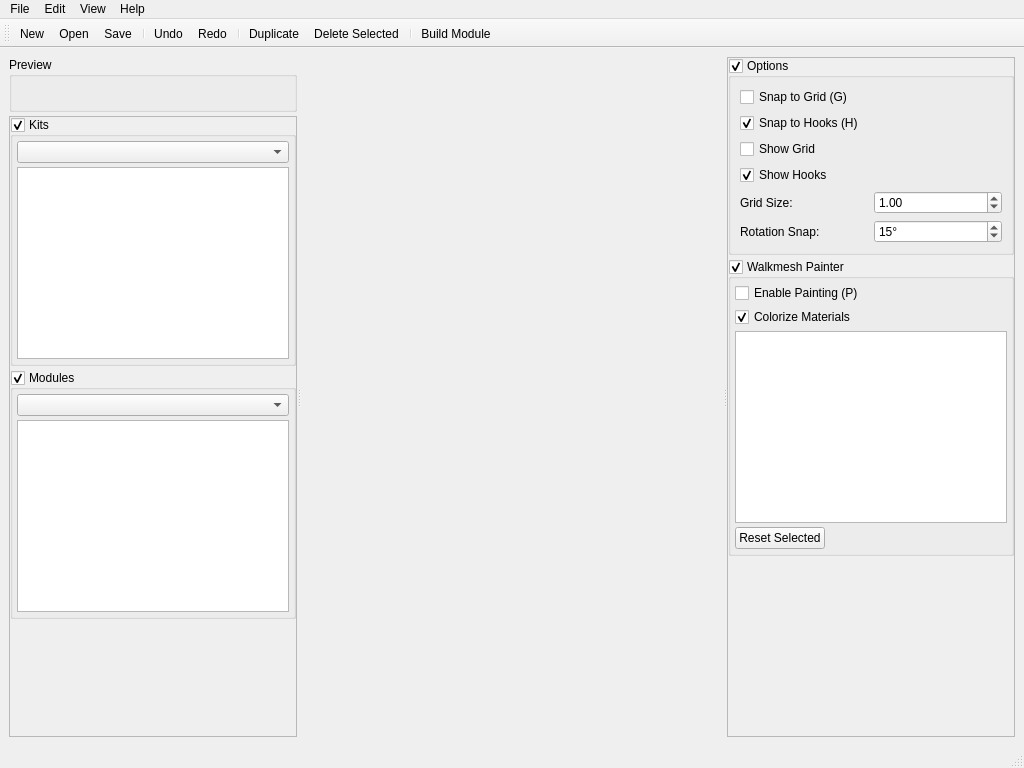
The window that Tools/HolocronToolset/src/ui/windows/indoor_builder.ui (th3w1zard1/PyKotor) describes before a commit, drawn with Qt 5.
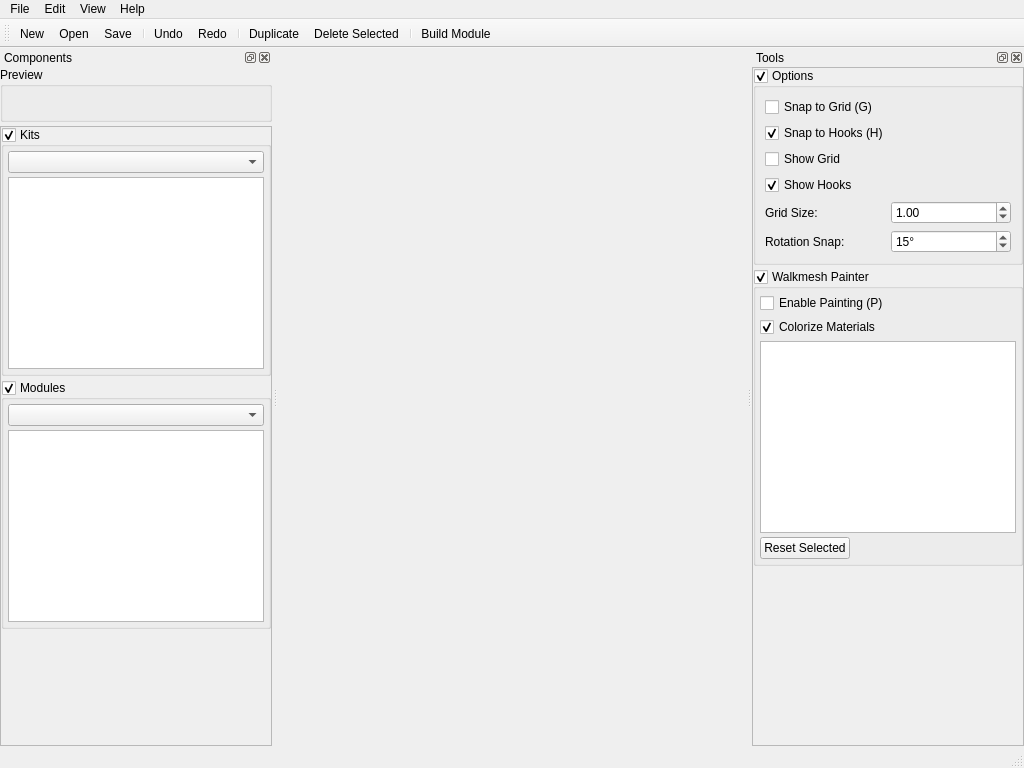
The same window after the commit. Custom widgets are drawn as their Qt base class.

Commit message: feat: convert side panels to dock widgets (QDockWidget)

Patch:
```diff
--- a/Tools/HolocronToolset/src/ui/windows/indoor_builder.ui
+++ b/Tools/HolocronToolset/src/ui/windows/indoor_builder.ui
@@ -16,14 +16,37 @@
   <widget class="QWidget" name="centralwidget">
    <layout class="QHBoxLayout" name="horizontalLayout">
     <item>
-     <widget class="QSplitter" name="mainSplitter">
-      <property name="orientation">
-       <enum>Qt::Horizontal</enum>
+     <widget class="IndoorMapRenderer" name="mapRenderer" native="true">
+      <property name="mouseTracking">
+       <bool>true</bool>
       </property>
-      <property name="childrenCollapsible">
-       <bool>false</bool>
+      <property name="focusPolicy">
+       <enum>Qt::StrongFocus</enum>
       </property>
-      <widget class="QWidget" name="leftContainer">
+      <property name="contextMenuPolicy">
+       <enum>Qt::CustomContextMenu</enum>
+      </property>
+      <property name="sizePolicy">
+       <sizepolicy hsizetype="Expanding" vsizetype="Expanding">
+        <horstretch>4</horstretch>
+        <verstretch>0</verstretch>
+       </sizepolicy>
+      </property>
+     </widget>
+    </item>
+   </layout>
+  </widget>
+  <widget class="QDockWidget" name="leftDockWidget">
+   <property name="windowTitle">
+    <string>Components</string>
+   </property>
+   <property name="allowedAreas">
+    <set>Qt::LeftDockWidgetArea|Qt::RightDockWidgetArea</set>
+   </property>
+   <attribute name="dockWidgetArea">
+    <number>1</number>
+   </attribute>
+   <widget class="QWidget" name="leftContainer">
        <property name="sizePolicy">
         <sizepolicy hsizetype="Preferred" vsizetype="Expanding">
          <horstretch>1</horstretch>
@@ -206,24 +229,18 @@
          </item>
         </layout>
        </widget>
-      <widget class="IndoorMapRenderer" name="mapRenderer" native="true">
-      <property name="mouseTracking">
-       <bool>true</bool>
-      </property>
-      <property name="focusPolicy">
-       <enum>Qt::StrongFocus</enum>
-      </property>
-      <property name="contextMenuPolicy">
-       <enum>Qt::CustomContextMenu</enum>
-      </property>
-      <property name="sizePolicy">
-       <sizepolicy hsizetype="Expanding" vsizetype="Expanding">
-        <horstretch>4</horstretch>
-        <verstretch>0</verstretch>
-       </sizepolicy>
-      </property>
-     </widget>
-     <widget class="QWidget" name="rightContainer">
+   </widget>
+  <widget class="QDockWidget" name="rightDockWidget">
+   <property name="windowTitle">
+    <string>Tools</string>
+   </property>
+   <property name="allowedAreas">
+    <set>Qt::LeftDockWidgetArea|Qt::RightDockWidgetArea</set>
+   </property>
+   <attribute name="dockWidgetArea">
+    <number>2</number>
+   </attribute>
+   <widget class="QWidget" name="rightContainer">
       <property name="sizePolicy">
        <sizepolicy hsizetype="Preferred" vsizetype="Expanding">
         <horstretch>1</horstretch>
@@ -481,10 +498,7 @@
        </item>
       </layout>
      </widget>
-    </widget>
-   </item>
-   </layout>
-  </widget>
+   </widget>
   <widget class="QMenuBar" name="menubar">
    <property name="geometry">
     <rect>
```
The commit also changes 1 other file.
